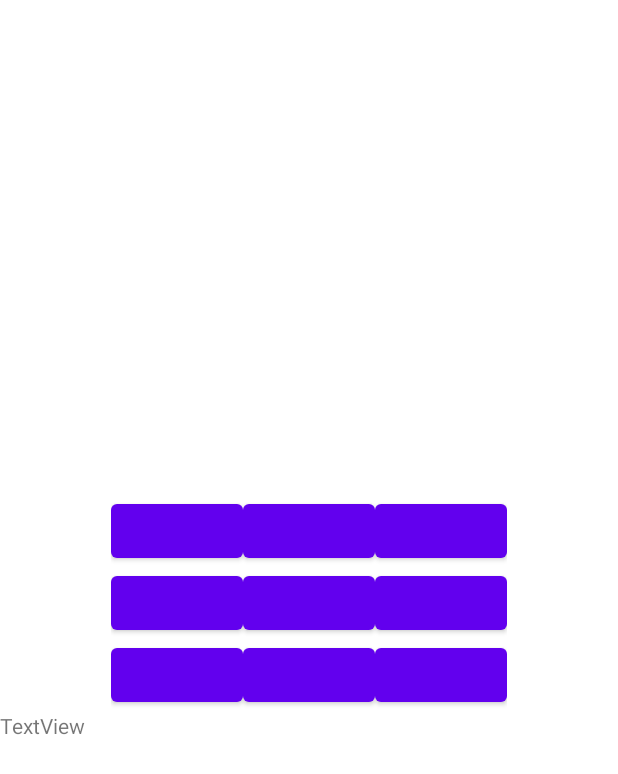
After one commit to MaksMusic/Games, an Android app: the fragment TicTacToe shown on its own in the app's theme, on a phone screen of 412 x 824 dp. The commit adds this screen. Shown: the top 774 px of the screen. Run offline under Robolectric (Android 15) with nearby library versions, the phone set to English and light mode, and no system bars.

Commit message:
add fragment_tic_tac_toe

```diff
--- a/app/build.gradle
+++ b/app/build.gradle
@@ -44,6 +44,7 @@ dependencies {
     implementation 'androidx.appcompat:appcompat:1.4.1'
     implementation 'com.google.android.material:material:1.5.0'
     implementation 'androidx.constraintlayout:constraintlayout:2.1.3'
+    implementation 'androidx.legacy:legacy-support-v4:1.0.0'
     testImplementation 'junit:junit:4.+'
     androidTestImplementation 'androidx.test.ext:junit:1.1.3'
     androidTestImplementation 'androidx.test.espresso:espresso-core:3.4.0'
--- /dev/null
+++ b/app/src/main/java/com/games/TicTacToe.kt
@@ -0,0 +1,35 @@
+package com.games
+
+import android.os.Bundle
+import androidx.fragment.app.Fragment
+import android.view.LayoutInflater
+import android.view.View
+import android.view.ViewGroup
+
+
+class TicTacToe : Fragment() {
+    // TODO: Rename and change types of parameters
+    private var param1: String? = null
+    private var param2: String? = null
+
+    override fun onCreate(savedInstanceState: Bundle?) {
+        super.onCreate(savedInstanceState)
+
+    }
+
+    override fun onCreateView(
+        inflater: LayoutInflater, container: ViewGroup?,
+        savedInstanceState: Bundle?
+    ): View? {
+        // Inflate the layout for this fragment
+        return inflater.inflate(R.layout.fragment_tic_tac_toe, container, false)
+    }
+
+    companion object {
+
+
+        @JvmStatic
+        fun newInstance(param1: String, param2: String) =
+            TicTacToe()
+    }
+}
--- /dev/null
+++ b/app/src/main/res/layout/fragment_tic_tac_toe.xml
@@ -0,0 +1,86 @@
+<?xml version="1.0" encoding="utf-8"?>
+<LinearLayout xmlns:android="http://schemas.android.com/apk/res/android"
+    xmlns:tools="http://schemas.android.com/tools"
+    android:layout_width="match_parent"
+    android:layout_height="match_parent"
+    android:gravity="center"
+    android:orientation="vertical"
+    tools:context=".TicTacToe">
+
+    <TableLayout
+        android:layout_width="wrap_content"
+        android:layout_height="wrap_content"
+
+        android:gravity="center|center_horizontal"
+        android:orientation="horizontal">
+
+        <TableRow
+            android:layout_width="match_parent"
+            android:layout_height="match_parent">
+
+            <Button
+
+                android:layout_width="wrap_content"
+                android:layout_height="wrap_content" />
+
+            <Button
+
+                android:layout_width="wrap_content"
+                android:layout_height="wrap_content" />
+
+            <Button
+
+                android:layout_width="wrap_content"
+                android:layout_height="wrap_content" />
+
+        </TableRow>
+
+        <TableRow
+            android:layout_width="match_parent"
+            android:layout_height="match_parent">
+
+            <Button
+
+                android:layout_width="wrap_content"
+                android:layout_height="wrap_content" />
+
+            <Button
+
+                android:layout_width="wrap_content"
+                android:layout_height="wrap_content" />
+
+            <Button
+
+                android:layout_width="wrap_content"
+                android:layout_height="wrap_content" />
+        </TableRow>
+
+        <TableRow
+            android:layout_width="match_parent"
+            android:layout_height="match_parent">
+
+            <Button
+
+                android:layout_width="wrap_content"
+                android:layout_height="wrap_content" />
+
+            <Button
+
+                android:layout_width="wrap_content"
+                android:layout_height="wrap_content" />
+
+            <Button
+
+                android:layout_width="wrap_content"
+                android:layout_height="wrap_content" />
+        </TableRow>
+
+    </TableLayout>
+
+    <TextView
+        android:id="@+id/textView"
+        android:layout_width="match_parent"
+        android:layout_height="wrap_content"
+        android:text="TextView" />
+
+</LinearLayout>
--- a/app/src/main/res/values/strings.xml
+++ b/app/src/main/res/values/strings.xml
@@ -1,3 +1,5 @@
 <resources>
     <string name="app_name">Games</string>
+    <!-- TODO: Remove or change this placeholder text -->
+    <string name="hello_blank_fragment">Hello blank fragment</string>
 </resources>
--- a/build.gradle
+++ b/build.gradle
@@ -6,7 +6,7 @@ buildscript {
     }
     dependencies {
         classpath "com.android.tools.build:gradle:7.0.4"
-        classpath "org.jetbrains.kotlin:kotlin-gradle-plugin:1.5.20"
+        classpath 'org.jetbrains.kotlin:kotlin-gradle-plugin:1.6.10'
 
 
     }
```
